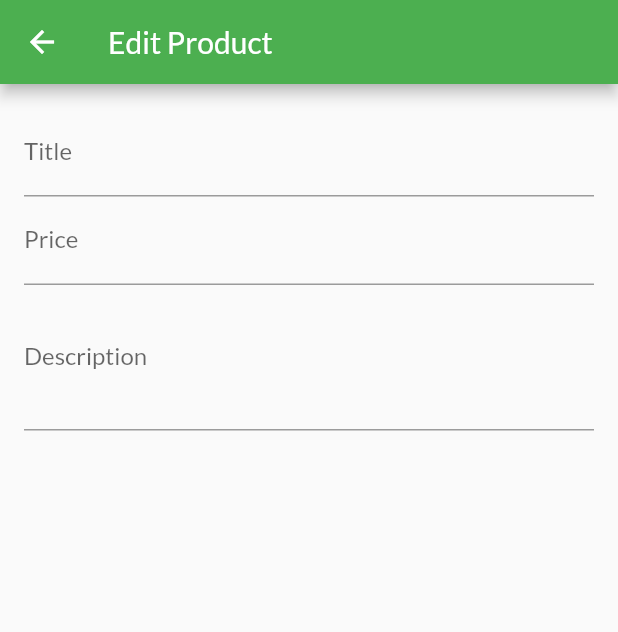
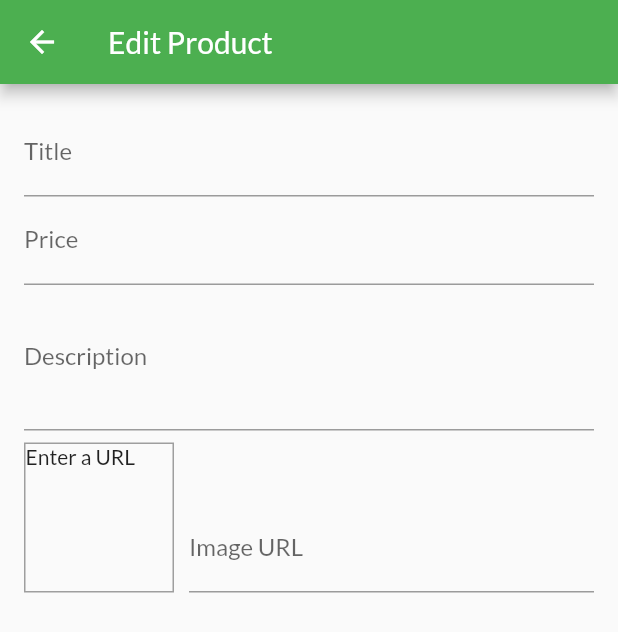
Before and after one commit to Lapatou/Shop_App, a Flutter app: the EditProductScreen screen opened by its route, on a phone screen of 412 x 824 dp. Shown: the top 632 px of the screen. Run offline on Flutter 3.47's test engine with Material 2 defaults, Android fonts, the phone set to English and light mode, and no system bars; network calls fail.

Commit message:
Add Edit product screen image preview img url input

```diff
--- a/lib/Screens/edit_product_screen.dart
+++ b/lib/Screens/edit_product_screen.dart
@@ -11,11 +11,29 @@ class EditProductScreen extends StatefulWidget {
 class _EditProductScreenState extends State<EditProductScreen> {
   final _priceFocusNode = FocusNode();
   final _descriptionFocusNode = FocusNode();
+  final _imgUrlFocusNode = FocusNode();
+  final _imgUrlController = TextEditingController();
+
+  @override
+  void initState() {
+    _imgUrlFocusNode.addListener(_updateImageUrl);
+    super.initState();
+  }
+
   @override
   void dispose() {
+    _imgUrlFocusNode.removeListener(_updateImageUrl);
     _priceFocusNode.dispose();
     _descriptionFocusNode.dispose();
+    _imgUrlController.dispose();
+    _imgUrlFocusNode.dispose();
     super.dispose();
+  }
+
+  void _updateImageUrl() {
+    if (!_imgUrlFocusNode.hasFocus) {
+      setState(() {});
+    }
   }
 
   @override
@@ -51,6 +69,38 @@ class _EditProductScreenState extends State<EditProductScreen> {
               keyboardType: TextInputType.multiline,
               focusNode: _descriptionFocusNode,
             ),
+            Row(
+              crossAxisAlignment: CrossAxisAlignment.end,
+              children: [
+                Container(
+                  width: 100,
+                  height: 100,
+                  margin: const EdgeInsets.only(top: 8, right: 10),
+                  decoration: BoxDecoration(
+                    border: Border.all(
+                      width: 1,
+                      color: Colors.grey,
+                    ),
+                  ),
+                  child: _imgUrlController.text.isEmpty
+                      ? const Text("Enter a URL")
+                      : FittedBox(
+                          fit: BoxFit.cover,
+                          child: Image.network(_imgUrlController.text),
+                        ),
+                ),
+                Expanded(
+                  child: TextFormField(
+                    decoration: const InputDecoration(labelText: "Image URL"),
+                    keyboardType: TextInputType.url,
+                    textInputAction: TextInputAction.done,
+                    onEditingComplete: () => setState(() {}),
+                    controller: _imgUrlController,
+                    focusNode: _imgUrlFocusNode,
+                  ),
+                ),
+              ],
+            ),
           ],
         )),
       ),
```
